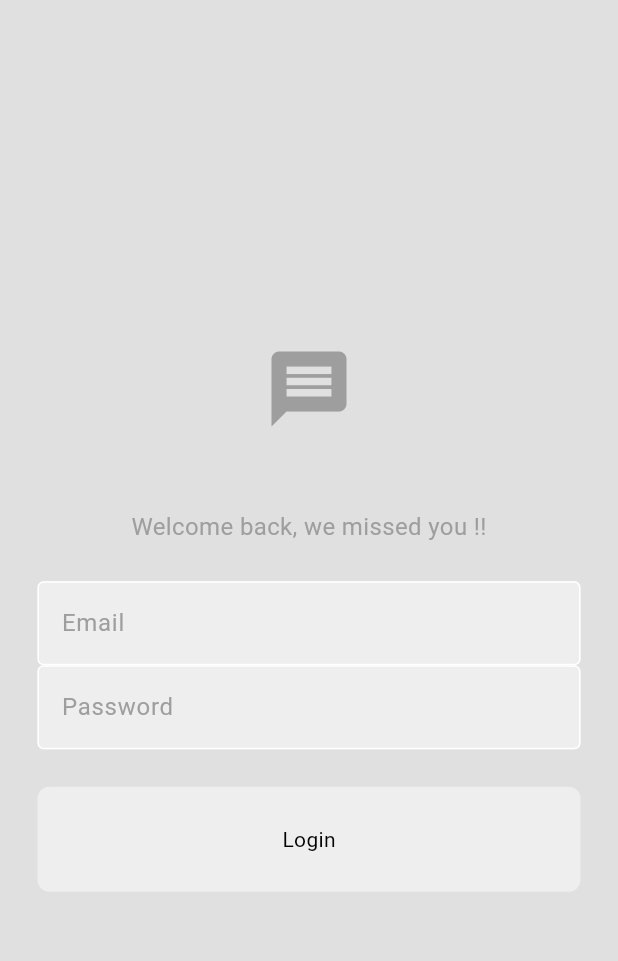
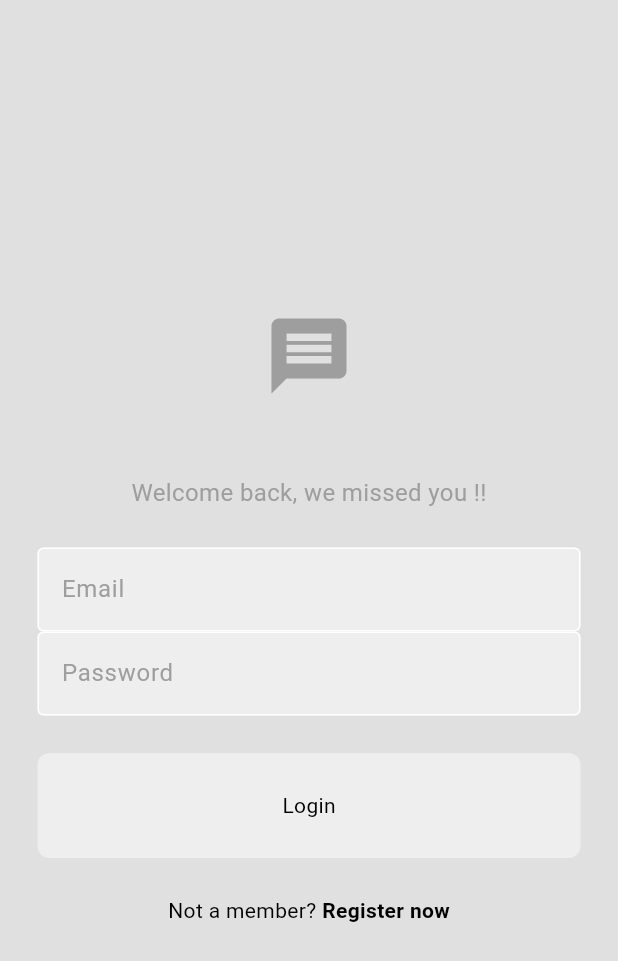
Before and after one commit to kanishkadz/Chat-App, a Flutter app: the screen it shows after launch, on a phone screen of 412 x 824 dp. Shown: the top 961 px of the screen. Run offline on Flutter 3.47's test engine with Material 3 defaults, Android fonts, the phone set to English and light mode, and no system bars.

Commit message:
Update login_page.dart

```diff
--- a/chat_app/lib/pages/login_page.dart
+++ b/chat_app/lib/pages/login_page.dart
@@ -3,11 +3,15 @@ import 'package:chat_app/components/my_textfield.dart';
 import 'package:flutter/material.dart';
 
 class LoginPage extends StatelessWidget {
-
   //email and pw text controller
   final TextEditingController _emailController = TextEditingController();
   final TextEditingController _pwController = TextEditingController();
   LoginPage({super.key});
+
+  //login method
+  void login() {
+
+  }
 
   @override
   Widget build(BuildContext context) {
@@ -61,7 +65,17 @@ class LoginPage extends StatelessWidget {
               onTap: login,
             ),
 
+            const SizedBox(height: 25),
+
             //register now
+
+            Row(
+              mainAxisAlignment: MainAxisAlignment.center,
+              children: [
+                Text("Not a member?"),
+                Text(" Register now", style: TextStyle(fontWeight: FontWeight.bold),)
+              ],
+            )
           ],
         ),
       ),
```
